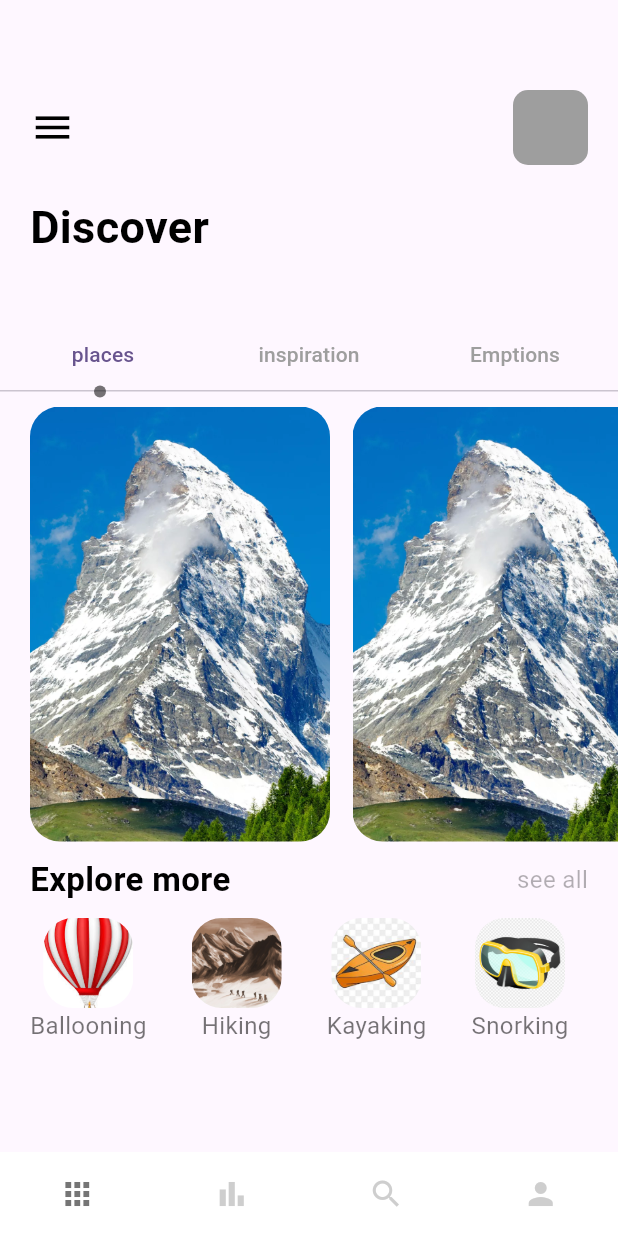
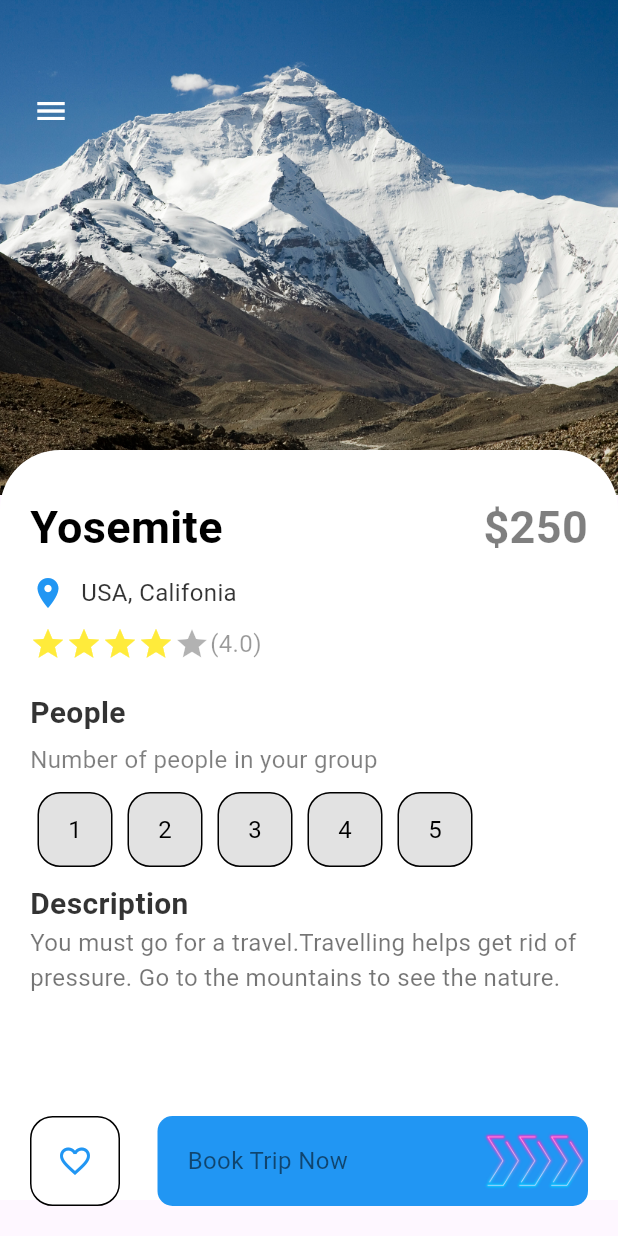
Before and after one commit to ASHAN2021/travel_app, a Flutter app: the screen it shows after launch, on a phone screen of 412 x 824 dp. Run offline on Flutter 3.47's test engine with Material 3 defaults, Android fonts, the phone set to English and light mode, and no system bars.

Commit message:
detail page created

```diff
--- a/travel_app/lib/main.dart
+++ b/travel_app/lib/main.dart
@@ -1,4 +1,5 @@
 import 'package:flutter/material.dart';
+import 'package:travel_app/pages/detail_page.dart';
 import 'package:travel_app/pages/navpages/main_page.dart';
 import 'package:travel_app/pages/welcome_page.dart';
 
@@ -34,7 +35,7 @@ class MyApp extends StatelessWidget {
         useMaterial3: true,
       ),
       debugShowCheckedModeBanner: false,
-      home: Mainpage(),
+      home: Detailpage(),
     );
   }
 }
--- /dev/null
+++ b/travel_app/lib/pages/detail_page.dart
@@ -0,0 +1,203 @@
+import 'package:flutter/material.dart';
+import 'package:travel_app/widgets/app_button.dart';
+import 'package:travel_app/widgets/app_large_text.dart';
+import 'package:travel_app/widgets/app_text.dart';
+import 'package:travel_app/widgets/responsive_button.dart';
+
+class Detailpage extends StatefulWidget {
+  const Detailpage({super.key});
+
+  @override
+  State<Detailpage> createState() => _DetailpageState();
+}
+
+class _DetailpageState extends State<Detailpage> {
+  int gottenstar = 4;
+  int selectindex = -1;
+  @override
+  Widget build(BuildContext context) {
+    return Scaffold(
+      body: Container(
+        width: double.maxFinite,
+        height: double.maxFinite,
+        child: Stack(
+          children: [
+            Positioned(
+              left: 0,
+              right: 0,
+              child: Container(
+                width: double.maxFinite,
+                height: 330,
+                decoration: BoxDecoration(
+                  image: DecorationImage(
+                    image: AssetImage("img/mountain2.png"),
+                    fit: BoxFit.cover,
+                  ),
+                ),
+              ),
+            ),
+            Positioned(
+              left: 10,
+              top: 50,
+              child: Row(
+                children: [
+                  IconButton(
+                    onPressed: () {},
+                    icon: Icon(Icons.menu),
+                    color: Colors.white,
+                  ),
+                ],
+              ),
+            ),
+            Positioned(
+              top: 300,
+              child: Container(
+                padding: EdgeInsets.only(left: 20, right: 20, top: 30),
+                width: MediaQuery.of(context).size.width,
+                height: 500,
+                decoration: BoxDecoration(
+                  color: Colors.white,
+                  borderRadius: BorderRadius.only(
+                    topLeft: Radius.circular(40),
+                    topRight: Radius.circular(40),
+                  ),
+                ),
+                child: Column(
+                  crossAxisAlignment: CrossAxisAlignment.start,
+                  children: [
+                    Row(
+                      mainAxisAlignment: MainAxisAlignment.spaceBetween,
+                      children: [
+                        Applargetext(text: "Yosemite"),
+                        Applargetext(
+                          text: "\$250",
+                          color: Colors.black.withOpacity(0.5),
+                        ),
+                      ],
+                    ),
+                    SizedBox(
+                      height: 10,
+                    ),
+                    Row(
+                      children: [
+                        Icon(
+                          Icons.location_on,
+                          color: Colors.blue,
+                        ),
+                        SizedBox(
+                          width: 10,
+                        ),
+                        Apptext(
+                          text: "USA, Califonia",
+                          color: Colors.black.withOpacity(0.8),
+                        )
+                      ],
+                    ),
+                    SizedBox(
+                      height: 10,
+                    ),
+                    Row(
+                      children: [
+                        Wrap(
+                          children: List.generate(5, (index) {
+                            return Icon(
+                              Icons.star,
+                              color: index < gottenstar
+                                  ? Colors.yellow
+                                  : Colors.black.withOpacity(0.3),
+                            );
+                          }),
+                        ),
+                        Apptext(
+                          text: "(4.0)",
+                          color: Colors.black.withOpacity(0.4),
+                        )
+                      ],
+                    ),
+                    SizedBox(
+                      height: 20,
+                    ),
+                    Applargetext(
+                      text: "People",
+                      color: Colors.black.withOpacity(0.8),
+                      size: 20,
+                    ),
+                    SizedBox(
+                      height: 5,
+                    ),
+                    Apptext(
+                      text: "Number of people in your group",
+                      color: Colors.black.withOpacity(0.5),
+                    ),
+                    SizedBox(
+                      height: 10,
+                    ),
+                    Wrap(
+                      children: List.generate(5, (index) {
+                        return InkWell(
+                          onTap: () {
+                            setState(() {
+                              selectindex = index;
+                            });
+                          },
+                          child: Container(
+                            margin: EdgeInsets.only(left: 5),
+                            child: Appbutton(
+                              size: 50,
+                              color: selectindex == index
+                                  ? Colors.white
+                                  : Colors.black,
+                              backgroundcolor: selectindex == index
+                                  ? Colors.black
+                                  : Colors.grey.withOpacity(0.3),
+                              bordercolor: Colors.black,
+                              text: (index + 1).toString(),
+                            ),
+                          ),
+                        );
+                      }),
+                    ),
+                    SizedBox(
+                      height: 10,
+                    ),
+                    Applargetext(
+                      text: "Description",
+                      size: 20,
+                      color: Colors.black.withOpacity(0.8),
+                    ),
+                    Apptext(
+                        text:
+                            "You must go for a travel.Travelling helps get rid of pressure. Go to the mountains to see the nature. ")
+                  ],
+                ),
+              ),
+            ),
+            Positioned(
+              bottom: 20,
+              left: 20,
+              right: 20,
+              child: Row(
+                children: [
+                  Appbutton(
+                    size: 60,
+                    color: Colors.blue,
+                    backgroundcolor: Colors.white,
+                    bordercolor: Colors.black,
+                    isicon: true,
+                    icon: Icons.favorite_border,
+                  ),
+                  SizedBox(
+                    width: 20,
+                  ),
+                  Responsivebutton(
+                    isresponsive: true,
+                  )
+                ],
+              ),
+            )
+          ],
+        ),
+      ),
+    );
+  }
+}
--- a/travel_app/lib/pages/navpages/main_page.dart
+++ b/travel_app/lib/pages/navpages/main_page.dart
@@ -1,5 +1,5 @@
 import 'package:flutter/material.dart';
-import 'package:travel_app/pages/navpages/homepage.dart';
+import 'package:travel_app/pages/homepage.dart';
 import 'package:travel_app/pages/navpages/item_bar_page.dart';
 import 'package:travel_app/pages/navpages/mypage.dart';
 import 'package:travel_app/pages/navpages/searchpage.dart';
--- /dev/null
+++ b/travel_app/lib/widgets/app_button.dart
@@ -0,0 +1,49 @@
+import 'package:flutter/material.dart';
+import 'package:travel_app/widgets/app_text.dart';
+
+class Appbutton extends StatelessWidget {
+  String? text;
+  IconData? icon;
+  bool? isicon;
+  final Color color;
+  final Color backgroundcolor;
+  final Color bordercolor;
+  double size;
+  Appbutton(
+      {super.key,
+      this.text = "Hi",
+      this.icon,
+      this.isicon = false,
+      required this.size,
+      required this.color,
+      required this.backgroundcolor,
+      required this.bordercolor});
+
+  @override
+  Widget build(BuildContext context) {
+    return Container(
+      margin: EdgeInsets.only(right: 5),
+      width: size,
+      height: size,
+      decoration: BoxDecoration(
+        border: Border.all(
+          color: Colors.black,
+          width: 1.0,
+        ),
+        borderRadius: BorderRadius.circular(15),
+        color: backgroundcolor,
+      ),
+      child: isicon == false
+          ? Center(
+              child: Apptext(
+              text: text!,
+              color: color,
+            ))
+          : Center(
+              child: Icon(
+              icon,
+              color: color,
+            )),
+    );
+  }
+}
--- a/travel_app/lib/widgets/responsive_button.dart
+++ b/travel_app/lib/widgets/responsive_button.dart
@@ -1,22 +1,34 @@
 import 'package:flutter/material.dart';
+import 'package:travel_app/widgets/app_text.dart';
 
 class Responsivebutton extends StatelessWidget {
   bool? isresponsive;
   double? width;
-  Responsivebutton({super.key, this.width, this.isresponsive = false});
+  Responsivebutton({super.key, this.width = 120, this.isresponsive = false});
 
   @override
   Widget build(BuildContext context) {
-    return Container(
-      width: width,
+    return Flexible(
+      child: Container(
+        width: isresponsive == true ? double.maxFinite : width,
         height: 60,
         decoration: BoxDecoration(
           borderRadius: BorderRadius.circular(10),
           color: Colors.blue,
         ),
         child: Row(
-        mainAxisAlignment: MainAxisAlignment.center,
-        children: [Image.asset("img/button_two.png")],
+          mainAxisAlignment: isresponsive == true
+              ? MainAxisAlignment.spaceBetween
+              : MainAxisAlignment.center,
+          children: [
+            isresponsive == true
+                ? Container(
+                    margin: EdgeInsets.only(left: 20),
+                    child: Apptext(text: "Book Trip Now"))
+                : Container(),
+            Image.asset("img/button_two.png"),
+          ],
+        ),
       ),
     );
   }
```
Also changed, not shown: travel_app/img/mountain2.png (added), travel_app/lib/pages/homepage.dart (renamed from travel_app/lib/pages/navpages/homepage.dart). Lines whose indentation alone changed are shown as unchanged.
